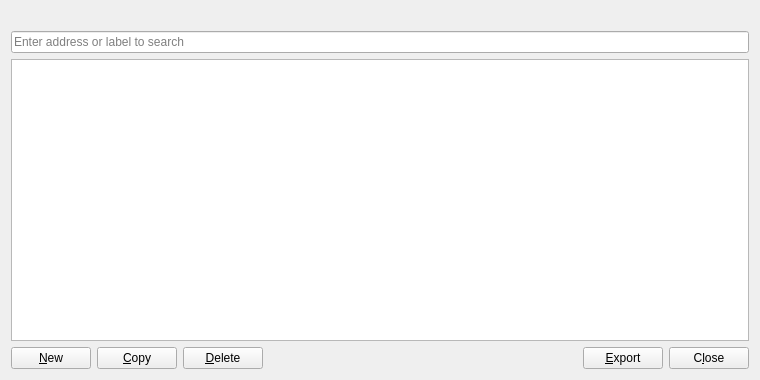
Qt form src/qt/forms/addressbookpage.ui (nkpatro/catcoin) before a commit.
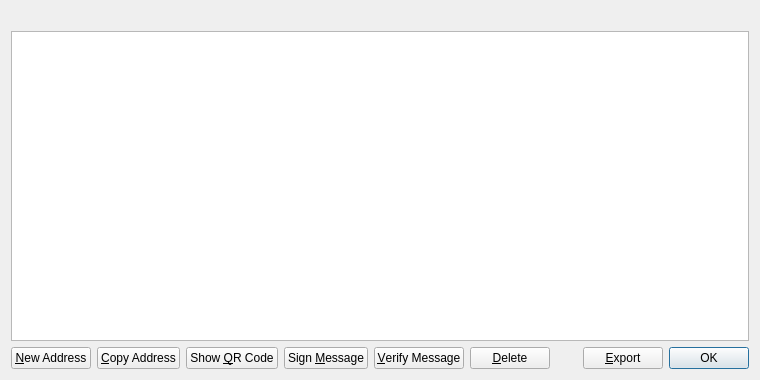
The same form after that commit. Icons and pictures are not drawn.

```diff
--- a/src/qt/forms/addressbookpage.ui
+++ b/src/qt/forms/addressbookpage.ui
@@ -21,13 +21,6 @@
      </property>
     </widget>
    </item>
-   <item>
-    <widget class="QLineEdit" name="searchLineEdit">
-     <property name="placeholderText">
-      <string>Enter address or label to search</string>
-     </property>
-    </widget>
-   </item>
    <item>
     <widget class="QTableView" name="tableView">
      <property name="contextMenuPolicy">
@@ -64,15 +57,12 @@
         <string>Create a new address</string>
        </property>
        <property name="text">
-        <string>&amp;New</string>
+        <string>&amp;New Address</string>
        </property>
        <property name="icon">
         <iconset resource="../bitcoin.qrc">
          <normaloff>:/icons/add</normaloff>:/icons/add</iconset>
        </property>
-       <property name="autoDefault">
-        <bool>false</bool>
-       </property>
       </widget>
      </item>
      <item>
@@ -81,14 +71,50 @@
         <string>Copy the currently selected address to the system clipboard</string>
        </property>
        <property name="text">
-        <string>&amp;Copy</string>
+        <string>&amp;Copy Address</string>
        </property>
        <property name="icon">
         <iconset resource="../bitcoin.qrc">
          <normaloff>:/icons/editcopy</normaloff>:/icons/editcopy</iconset>
        </property>
-       <property name="autoDefault">
-        <bool>false</bool>
+      </widget>
+     </item>
+     <item>
+      <widget class="QPushButton" name="showQRCode">
+       <property name="text">
+        <string>Show &amp;QR Code</string>
+       </property>
+       <property name="icon">
+        <iconset resource="../bitcoin.qrc">
+         <normaloff>:/icons/qrcode</normaloff>:/icons/qrcode</iconset>
+       </property>
+      </widget>
+     </item>
+     <item>
+      <widget class="QPushButton" name="signMessage">
+       <property name="toolTip">
+        <string>Sign a message to prove you own a TreasureSL address</string>
+       </property>
+       <property name="text">
+        <string>Sign &amp;Message</string>
+       </property>
+       <property name="icon">
+        <iconset resource="../bitcoin.qrc">
+         <normaloff>:/icons/edit</normaloff>:/icons/edit</iconset>
+       </property>
+      </widget>
+     </item>
+     <item>
+      <widget class="QPushButton" name="verifyMessage">
+       <property name="toolTip">
+        <string>Verify a message to ensure it was signed with a specified TreasureSL address</string>
+       </property>
+       <property name="text">
+        <string>&amp;Verify Message</string>
+       </property>
+       <property name="icon">
+        <iconset resource="../bitcoin.qrc">
+         <normaloff>:/icons/transaction_0</normaloff>:/icons/transaction_0</iconset>
        </property>
       </widget>
      </item>
@@ -104,9 +130,6 @@
         <iconset resource="../bitcoin.qrc">
          <normaloff>:/icons/remove</normaloff>:/icons/remove</iconset>
        </property>
-       <property name="autoDefault">
-        <bool>false</bool>
-       </property>
       </widget>
      </item>
      <item>
@@ -140,18 +163,15 @@
       </widget>
      </item>
      <item>
-      <widget class="QPushButton" name="closeButton">
+      <widget class="QDialogButtonBox" name="buttonBox">
        <property name="sizePolicy">
-        <sizepolicy hsizetype="Minimum" vsizetype="Minimum">
+        <sizepolicy hsizetype="Maximum" vsizetype="Fixed">
          <horstretch>0</horstretch>
          <verstretch>0</verstretch>
         </sizepolicy>
        </property>
-       <property name="text">
-        <string>C&amp;lose</string>
-       </property>
-       <property name="autoDefault">
-        <bool>false</bool>
+       <property name="standardButtons">
+        <set>QDialogButtonBox::Ok</set>
        </property>
       </widget>
      </item>
```
Left out of the diff: 8 changed lines with no effect on the pictures.
